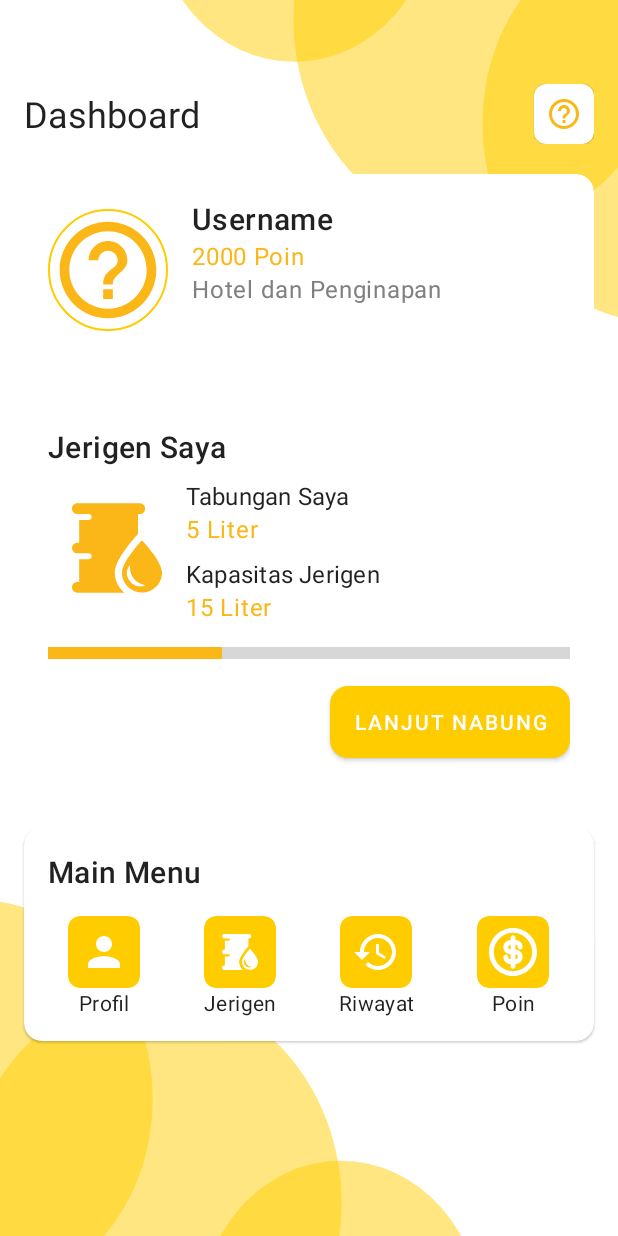
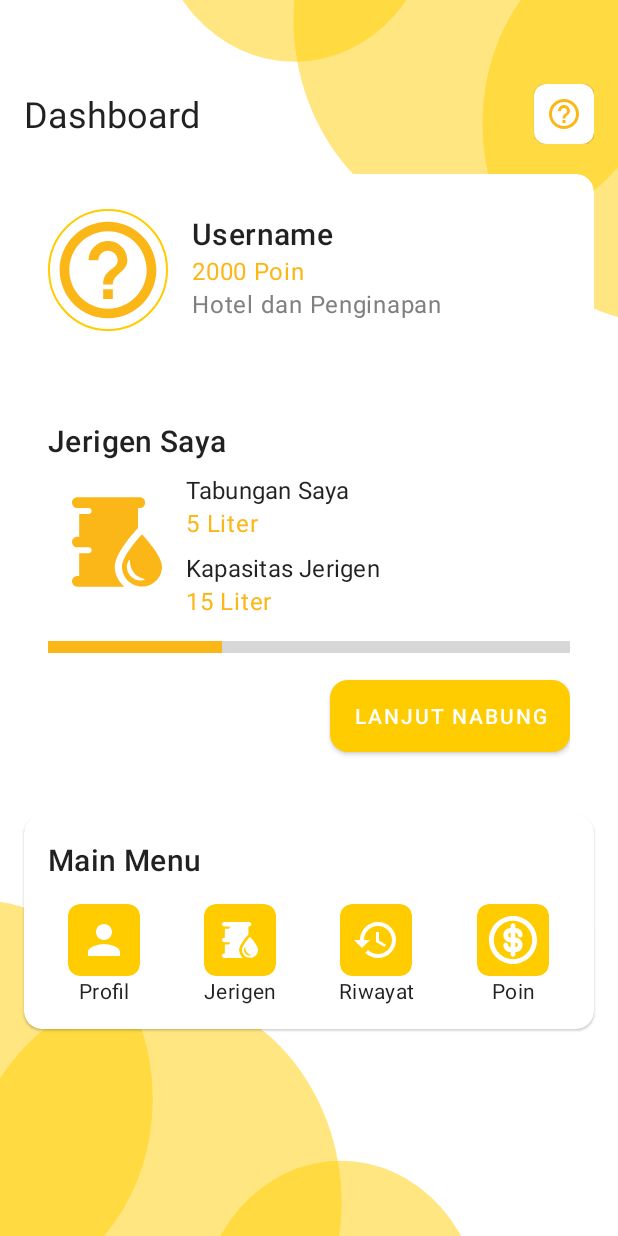
Before and after one commit to arrizal27/Jelita, an Android app: the MainActivity screen opened directly, with no data from a screen before it, on a phone screen of 412 x 824 dp. Run offline under Robolectric (Android 15) with nearby library versions, the phone set to English and light mode, and no system bars; our stand-ins replace CircleImageView, Firebase (no records; nobody signed in at launch, a user with empty details on screens opened directly), Picasso.

Commit message:
fix layout

```diff
--- a/app/src/main/res/layout/activity_main.xml
+++ b/app/src/main/res/layout/activity_main.xml
@@ -79,6 +79,7 @@
                 android:layout_width="wrap_content"
                 android:layout_height="match_parent"
                 android:layout_weight="1"
+                android:layout_marginTop="10dp"
                 android:orientation="vertical">
 
                 <TextView
@@ -113,7 +114,7 @@
         android:layout_width="match_parent"
         android:layout_height="wrap_content"
         app:cardCornerRadius="12dp"
-        android:layout_marginTop="24dp"
+        android:layout_marginTop="20dp"
         android:layout_marginHorizontal="16dp"
         app:layout_constraintTop_toBottomOf="@id/card1"
         app:layout_constraintLeft_toLeftOf="parent"
@@ -211,7 +212,7 @@
         android:layout_width="match_parent"
         android:layout_height="wrap_content"
         app:cardCornerRadius="12dp"
-        android:layout_marginTop="24dp"
+        android:layout_marginTop="20dp"
         android:layout_marginHorizontal="16dp"
         app:layout_constraintTop_toBottomOf="@id/card2"
         app:layout_constraintLeft_toLeftOf="parent"
```
